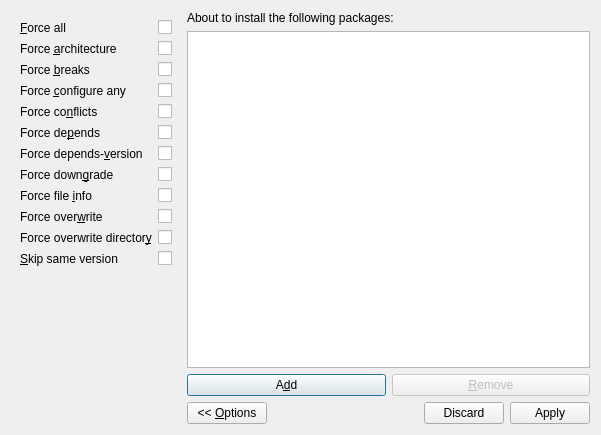
Old version of the form pkg-explorer/src/ImportDialog.ui in the repository m2osw/unigw.
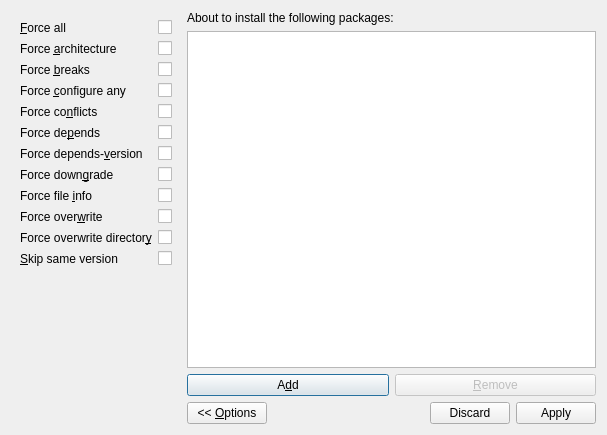
New version of the form. Icons and pictures are not drawn.

Commit message:
Dialog issues, success message, same DB as pkg-explorer.
Fixed up some issues with the ImportDialog, so the buttons behave as
expected.
Now pops up a "success" message when finished.
Now uses the same wpkg db as pkg-explorer, so that way you can
maintenance it properly.

The edit to the form file:
```diff
--- a/pkg-explorer/src/ImportDialog.ui
+++ b/pkg-explorer/src/ImportDialog.ui
@@ -6,7 +6,7 @@
    <rect>
     <x>0</x>
     <y>0</y>
-    <width>601</width>
+    <width>607</width>
     <height>435</height>
    </rect>
   </property>
```
Left out of the diff: 8 changed lines with no effect on the pictures. The commit also changes 6 other files.
